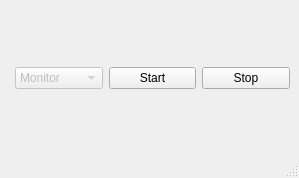
This is src/portaltest.ui in jbinkleyj/wayland as Qt 5 draws it before an edit. The edited form follows.
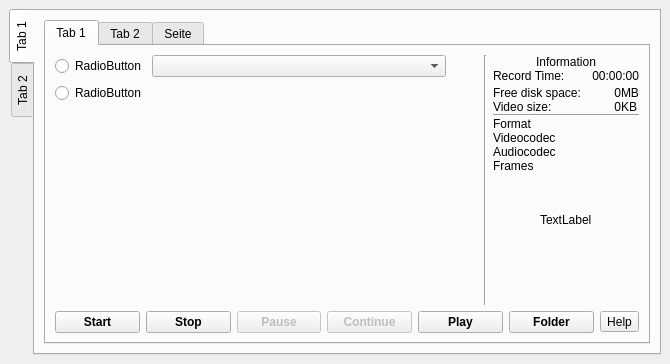
This is the edited form.

```diff
--- a/src/portaltest.ui
+++ b/src/portaltest.ui
@@ -6,56 +6,427 @@
    <rect>
     <x>0</x>
     <y>0</y>
-    <width>299</width>
-    <height>178</height>
+    <width>670</width>
+    <height>364</height>
    </rect>
   </property>
   <property name="windowTitle">
    <string notr="true">vokoscreenNG</string>
   </property>
   <widget class="QWidget" name="centralwidget">
-   <layout class="QFormLayout" name="formLayout">
-    <property name="formAlignment">
-     <set>Qt::AlignLeading|Qt::AlignLeft|Qt::AlignVCenter</set>
-    </property>
-    <item row="0" column="1">
-     <layout class="QHBoxLayout" name="horizontalLayout_5">
-      <item>
-       <widget class="QComboBox" name="screenShareCombobox">
-        <property name="enabled">
-         <bool>false</bool>
-        </property>
+   <layout class="QVBoxLayout" name="verticalLayout">
+    <item>
+     <widget class="QTabWidget" name="tabWidget_2">
+      <property name="tabPosition">
+       <enum>QTabWidget::West</enum>
+      </property>
+      <property name="currentIndex">
+       <number>0</number>
+      </property>
+      <widget class="QWidget" name="tab_3">
+       <attribute name="title">
+        <string>Tab 1</string>
+       </attribute>
+       <layout class="QVBoxLayout" name="verticalLayout_2">
         <item>
-         <property name="text">
-          <string>Monitor</string>
-         </property>
+         <widget class="QTabWidget" name="tabWidget">
+          <property name="currentIndex">
+           <number>0</number>
+          </property>
+          <widget class="QWidget" name="tab">
+           <attribute name="title">
+            <string>Tab 1</string>
+           </attribute>
+           <layout class="QGridLayout" name="gridLayout_2">
+            <item row="0" column="4" rowspan="4">
+             <widget class="Line" name="line">
+              <property name="orientation">
+               <enum>Qt::Vertical</enum>
+              </property>
+             </widget>
+            </item>
+            <item row="0" column="5" rowspan="4">
+             <layout class="QGridLayout" name="gridLayout_6">
+              <property name="bottomMargin">
+               <number>10</number>
+              </property>
+              <property name="verticalSpacing">
+               <number>0</number>
+              </property>
+              <item row="0" column="0" alignment="Qt::AlignHCenter">
+               <widget class="QLabel" name="label_17">
+                <property name="text">
+                 <string>Information</string>
+                </property>
+               </widget>
+              </item>
+              <item row="2" column="0">
+               <layout class="QGridLayout" name="gridLayout_5">
+                <item row="0" column="2">
+                 <widget class="QLabel" name="labelFreeSize">
+                  <property name="minimumSize">
+                   <size>
+                    <width>40</width>
+                    <height>0</height>
+                   </size>
+                  </property>
+                  <property name="text">
+                   <string notr="true">0</string>
+                  </property>
+                  <property name="alignment">
+                   <set>Qt::AlignRight|Qt::AlignTrailing|Qt::AlignVCenter</set>
+                  </property>
+                 </widget>
+                </item>
+                <item row="6" column="2" colspan="2">
+                 <widget class="QLabel" name="labelInfoAudiocodec">
+                  <property name="text">
+                   <string notr="true"/>
+                  </property>
+                 </widget>
+                </item>
+                <item row="0" column="1">
+                 <widget class="QLabel" name="label_12">
+                  <property name="text">
+                   <string>Free disk space:</string>
+                  </property>
+                 </widget>
+                </item>
+                <item row="5" column="1">
+                 <widget class="QLabel" name="label_24">
+                  <property name="text">
+                   <string>Videocodec</string>
+                  </property>
+                 </widget>
+                </item>
+                <item row="8" column="2">
+                 <spacer name="verticalSpacer_4">
+                  <property name="orientation">
+                   <enum>Qt::Vertical</enum>
+                  </property>
+                  <property name="sizeHint" stdset="0">
+                   <size>
+                    <width>20</width>
+                    <height>40</height>
+                   </size>
+                  </property>
+                 </spacer>
+                </item>
+                <item row="0" column="3">
+                 <widget class="QLabel" name="label_15">
+                  <property name="text">
+                   <string notr="true">MB</string>
+                  </property>
+                 </widget>
+                </item>
+                <item row="5" column="2" colspan="2">
+                 <widget class="QLabel" name="labelInfoVideocodec">
+                  <property name="text">
+                   <string notr="true"/>
+                  </property>
+                 </widget>
+                </item>
+                <item row="1" column="3">
+                 <widget class="QLabel" name="label_16">
+                  <property name="text">
+                   <string notr="true">KB</string>
+                  </property>
+                 </widget>
+                </item>
+                <item row="6" column="1">
+                 <widget class="QLabel" name="label_25">
+                  <property name="text">
+                   <string>Audiocodec</string>
+                  </property>
+                 </widget>
+                </item>
+                <item row="4" column="2" colspan="2">
+                 <widget class="QLabel" name="labelInfoFormat">
+                  <property name="text">
+                   <string notr="true"/>
+                  </property>
+                 </widget>
+                </item>
+                <item row="1" column="2">
+                 <widget class="QLabel" name="labelVideoSize">
+                  <property name="text">
+                   <string notr="true">0</string>
+                  </property>
+                  <property name="alignment">
+                   <set>Qt::AlignRight|Qt::AlignTrailing|Qt::AlignVCenter</set>
+                  </property>
+                 </widget>
+                </item>
+                <item row="7" column="1">
+                 <widget class="QLabel" name="label_29">
+                  <property name="text">
+                   <string>Frames</string>
+                  </property>
+                 </widget>
+                </item>
+                <item row="4" column="1">
+                 <widget class="QLabel" name="label_23">
+                  <property name="text">
+                   <string>Format</string>
+                  </property>
+                 </widget>
+                </item>
+                <item row="1" column="1">
+                 <widget class="QLabel" name="label_13">
+                  <property name="text">
+                   <string>Video size:</string>
+                  </property>
+                 </widget>
+                </item>
+                <item row="7" column="2" colspan="2">
+                 <widget class="QLabel" name="labelInfoFrames">
+                  <property name="text">
+                   <string notr="true"/>
+                  </property>
+                 </widget>
+                </item>
+                <item row="3" column="1" colspan="3">
+                 <widget class="Line" name="line_3">
+                  <property name="orientation">
+                   <enum>Qt::Horizontal</enum>
+                  </property>
+                 </widget>
+                </item>
+               </layout>
+              </item>
+              <item row="1" column="0">
+               <layout class="QHBoxLayout" name="horizontalLayout_4">
+                <property name="bottomMargin">
+                 <number>3</number>
+                </property>
+                <item>
+                 <widget class="QLabel" name="label_14">
+                  <property name="text">
+                   <string>Record Time:</string>
+                  </property>
+                 </widget>
+                </item>
+                <item>
+                 <widget class="QLabel" name="labelInfoRecordTime">
+                  <property name="text">
+                   <string notr="true">00:00:00</string>
+                  </property>
+                  <property name="alignment">
+                   <set>Qt::AlignRight|Qt::AlignTrailing|Qt::AlignVCenter</set>
+                  </property>
+                 </widget>
+                </item>
+               </layout>
+              </item>
+              <item row="3" column="0" alignment="Qt::AlignHCenter">
+               <widget class="QLabel" name="label_Upate_tab_1">
+                <property name="text">
+                 <string notr="true">TextLabel</string>
+                </property>
+                <property name="openExternalLinks">
+                 <bool>true</bool>
+                </property>
+               </widget>
+              </item>
+              <item row="4" column="0">
+               <spacer name="verticalSpacer_21">
+                <property name="orientation">
+                 <enum>Qt::Vertical</enum>
+                </property>
+                <property name="sizeHint" stdset="0">
+                 <size>
+                  <width>20</width>
+                  <height>40</height>
+                 </size>
+                </property>
+               </spacer>
+              </item>
+             </layout>
+            </item>
+            <item row="3" column="2">
+             <spacer name="verticalSpacer">
+              <property name="orientation">
+               <enum>Qt::Vertical</enum>
+              </property>
+              <property name="sizeHint" stdset="0">
+               <size>
+                <width>20</width>
+                <height>40</height>
+               </size>
+              </property>
+             </spacer>
+            </item>
+            <item row="4" column="0" colspan="6">
+             <layout class="QHBoxLayout" name="horizontalLayout_2">
+              <item>
+               <widget class="QPushButton" name="pushButtonStart">
+                <property name="font">
+                 <font>
+                  <weight>75</weight>
+                  <bold>true</bold>
+                 </font>
+                </property>
+                <property name="toolTip">
+                 <string>CTRL+SHIFT+F10</string>
+                </property>
+                <property name="text">
+                 <string>Start</string>
+                </property>
+               </widget>
+              </item>
+              <item>
+               <widget class="QPushButton" name="pushButtonStop">
+                <property name="enabled">
+                 <bool>true</bool>
+                </property>
+                <property name="font">
+                 <font>
+                  <weight>75</weight>
+                  <bold>true</bold>
+                 </font>
+                </property>
+                <property name="toolTip">
+                 <string>CTRL+SHIFT+F11</string>
+                </property>
+                <property name="text">
+                 <string>Stop</string>
+                </property>
+               </widget>
+              </item>
+              <item>
+               <widget class="QPushButton" name="pushButtonPause">
+                <property name="enabled">
+                 <bool>false</bool>
+                </property>
+                <property name="font">
+                 <font>
+                  <weight>75</weight>
+                  <bold>true</bold>
+                 </font>
+                </property>
+                <property name="toolTip">
+                 <string>CTRL+SHIFT+F12</string>
+                </property>
+                <property name="text">
+                 <string>Pause</string>
+                </property>
+               </widget>
+              </item>
+              <item>
+               <widget class="QPushButton" name="pushButtonContinue">
+                <property name="enabled">
+                 <bool>false</bool>
+                </property>
+                <property name="font">
+                 <font>
+                  <weight>75</weight>
+                  <bold>true</bold>
+                 </font>
+                </property>
+                <property name="toolTip">
+                 <string>CTRL+SHIFT+F12</string>
+                </property>
+                <property name="text">
+                 <string>Continue</string>
+                </property>
+               </widget>
+              </item>
+              <item>
+               <widget class="QPushButton" name="pushButtonPlay">
+                <property name="font">
+                 <font>
+                  <weight>75</weight>
+                  <bold>true</bold>
+                 </font>
+                </property>
+                <property name="toolTip">
+                 <string>Play last record</string>
+                </property>
+                <property name="text">
+                 <string>Play</string>
+                </property>
+               </widget>
+              </item>
+              <item>
+               <widget class="QPushButton" name="pushButtonScreencastOpenfolder">
+                <property name="font">
+                 <font>
+                  <weight>75</weight>
+                  <bold>true</bold>
+                 </font>
+                </property>
+                <property name="toolTip">
+                 <string>Open folder</string>
+                </property>
+                <property name="text">
+                 <string>Folder</string>
+                </property>
+               </widget>
+              </item>
+              <item>
+               <widget class="QToolButton" name="help_screencast_execute">
+                <property name="text">
+                 <string notr="true">Help</string>
+                </property>
+               </widget>
+              </item>
+             </layout>
+            </item>
+            <item row="0" column="1">
+             <widget class="QComboBox" name="comboBox"/>
+            </item>
+            <item row="1" column="0">
+             <widget class="QRadioButton" name="radioButton_2">
+              <property name="text">
+               <string>RadioButton</string>
+              </property>
+             </widget>
+            </item>
+            <item row="0" column="0">
+             <widget class="QRadioButton" name="radioButton">
+              <property name="text">
+               <string>RadioButton</string>
+              </property>
+             </widget>
+            </item>
+            <item row="2" column="1">
+             <spacer name="horizontalSpacer">
+              <property name="orientation">
+               <enum>Qt::Horizontal</enum>
+              </property>
+              <property name="sizeHint" stdset="0">
+               <size>
+                <width>40</width>
+                <height>20</height>
+               </size>
+              </property>
+             </spacer>
+            </item>
+           </layout>
+          </widget>
+          <widget class="QWidget" name="tab_2">
+           <attribute name="title">
+            <string>Tab 2</string>
+           </attribute>
+          </widget>
+          <widget class="QWidget" name="tab_5">
+           <attribute name="title">
+            <string>Seite</string>
+           </attribute>
+          </widget>
+         </widget>
         </item>
-        <item>
-         <property name="text">
-          <string>Window</string>
-         </property>
-        </item>
-       </widget>
-      </item>
-      <item>
-       <widget class="QPushButton" name="screenShareButton">
-        <property name="text">
-         <string>Start</string>
-        </property>
-       </widget>
-      </item>
-      <item>
-       <widget class="QPushButton" name="pushButtonStop">
-        <property name="text">
-         <string>Stop</string>
-        </property>
-       </widget>
-      </item>
-     </layout>
+       </layout>
+      </widget>
+      <widget class="QWidget" name="tab_4">
+       <attribute name="title">
+        <string>Tab 2</string>
+       </attribute>
+      </widget>
+     </widget>
     </item>
    </layout>
   </widget>
-  <widget class="QStatusBar" name="statusbar"/>
  </widget>
  <resources/>
  <connections/>
```
